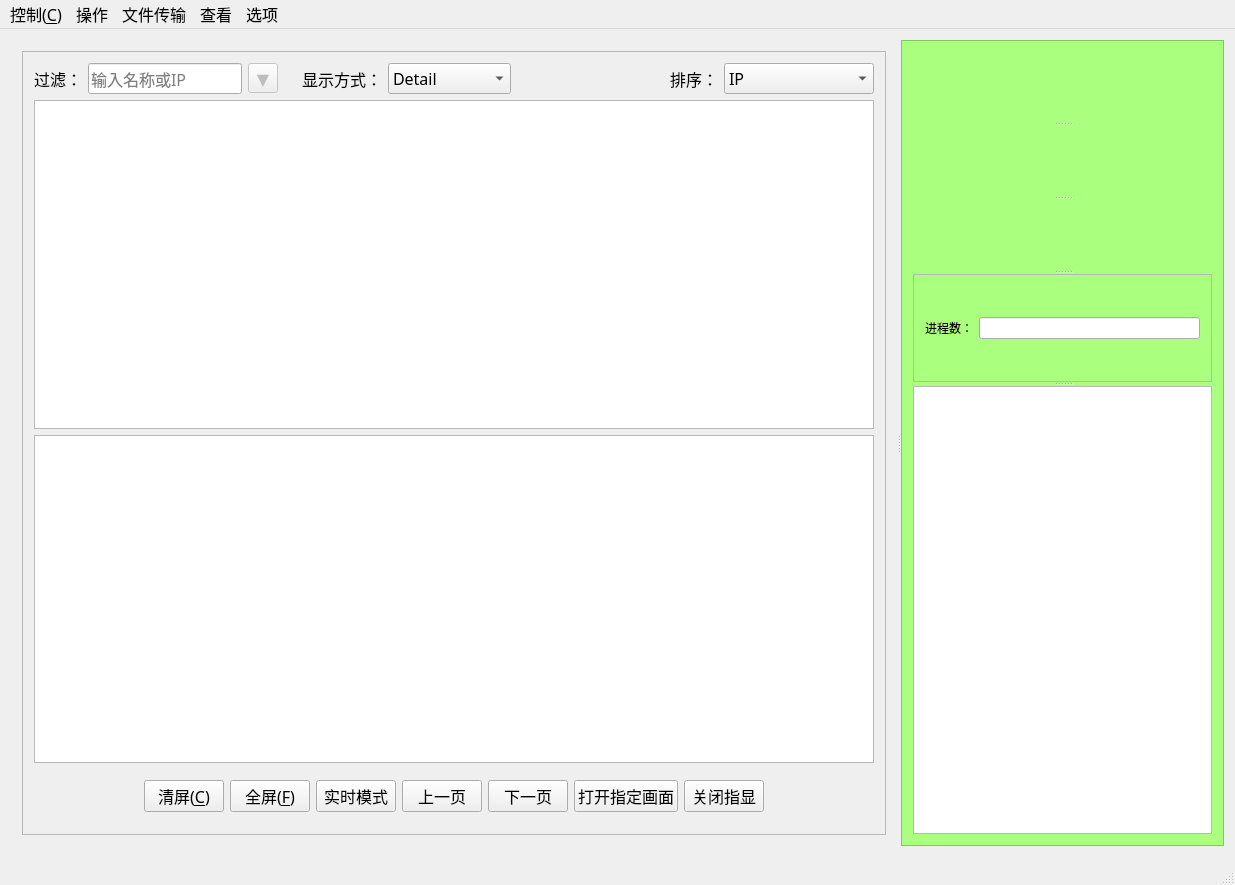
Old version of the form CC-Client/CC-Client/mainwindow.ui in the repository cokkiy/CC.
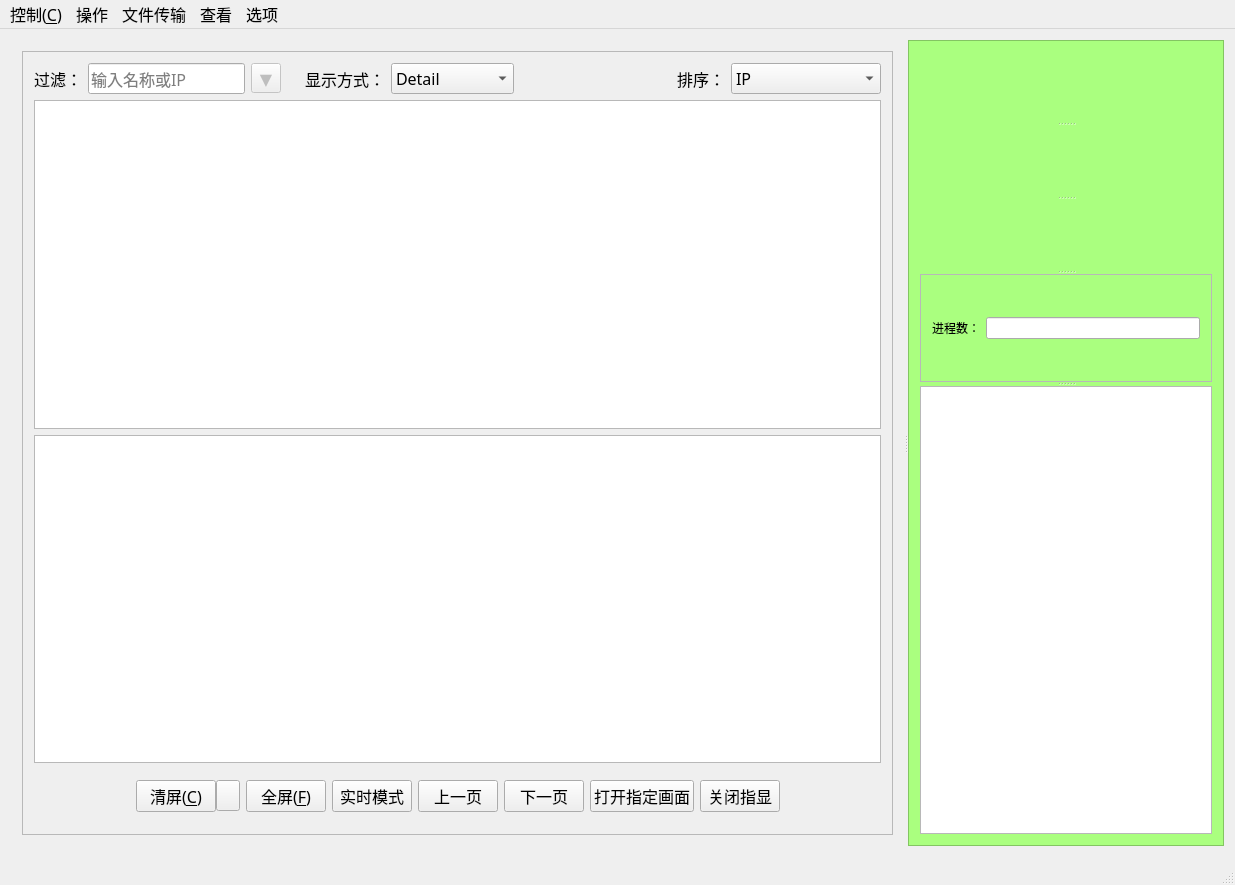
New version of the form. Icons and pictures are not drawn. Custom widgets are drawn as their Qt base class.

```diff
--- a/CC-Client/CC-Client/mainwindow.ui
+++ b/CC-Client/CC-Client/mainwindow.ui
@@ -306,7 +306,7 @@
              <property name="styleSheet">
               <string notr="true"/>
              </property>
-             <layout class="QHBoxLayout" name="horizontalLayout_3">
+             <layout class="QHBoxLayout" name="horizontalLayout_4">
               <item>
                <spacer name="horizontalSpacer_3">
                 <property name="orientation">
@@ -321,6 +321,11 @@
                </spacer>
               </item>
               <item>
+               <layout class="QHBoxLayout" name="horizontalLayout_3">
+                <property name="spacing">
+                 <number>0</number>
+                </property>
+                <item>
                <widget class="QPushButton" name="clearPagePushButton">
                 <property name="toolTip">
                  <string>清除选定工作站指显画面</string>
@@ -338,6 +343,30 @@
                  <string>Ctrl+Shift+C</string>
                 </property>
                </widget>
+                </item>
+                <item>
+                 <widget class="QPushButton" name="clearPageSelectButton">
+                  <property name="sizePolicy">
+                   <sizepolicy hsizetype="Minimum" vsizetype="Fixed">
+                    <horstretch>0</horstretch>
+                    <verstretch>0</verstretch>
+                   </sizepolicy>
+                  </property>
+                  <property name="maximumSize">
+                   <size>
+                    <width>24</width>
+                    <height>16777215</height>
+                   </size>
+                  </property>
+                  <property name="contextMenuPolicy">
+                   <enum>Qt::NoContextMenu</enum>
+                  </property>
+                  <property name="text">
+                   <string/>
+                  </property>
+                 </widget>
+                </item>
+               </layout>
               </item>
               <item>
                <widget class="QPushButton" name="fullDcreenPushButton">
```
Lines whose indentation alone changed are shown as unchanged.
